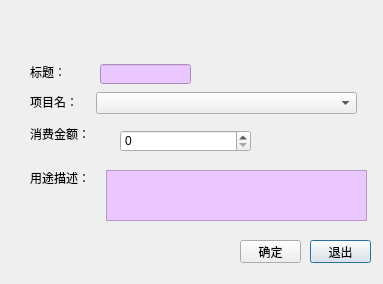
First picture: the form in SoftwareProManagement/addcost.ui, repository crawler-john/graduationProject, before the edit.
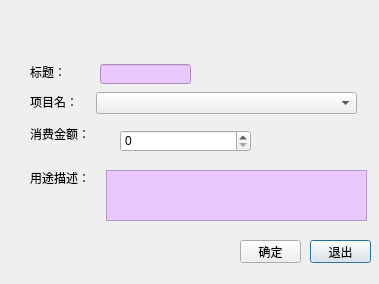
Second picture: the form after the edit. Icons and pictures are not drawn.

What changed in the file:
```diff
--- a/SoftwareProManagement/addcost.ui
+++ b/SoftwareProManagement/addcost.ui
@@ -6,7 +6,7 @@
    <rect>
     <x>0</x>
     <y>0</y>
-    <width>383</width>
+    <width>379</width>
     <height>284</height>
    </rect>
   </property>
```
Left out of the diff: 2 changed lines with no effect on the pictures.
